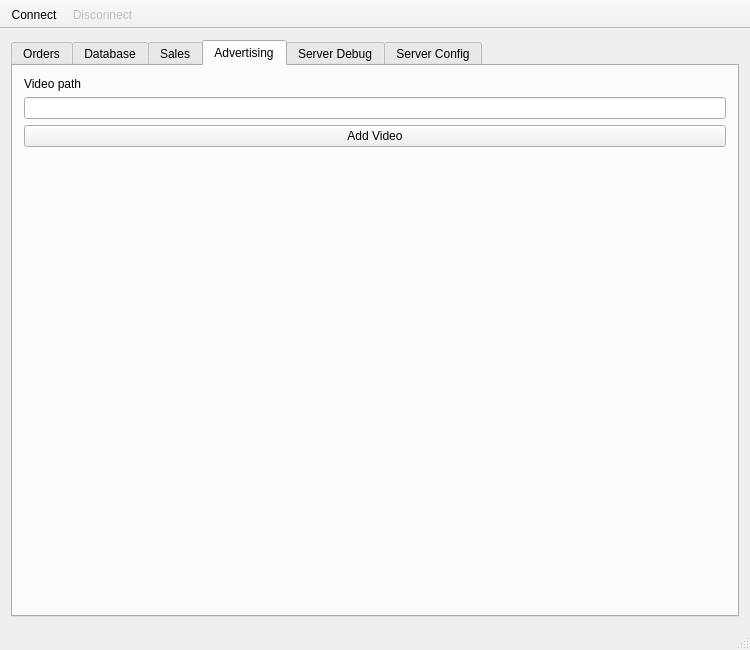
This is admin/ui/mainwindow.ui in Mateus224/rotable as Qt 5 draws it before an edit. The edited form follows.
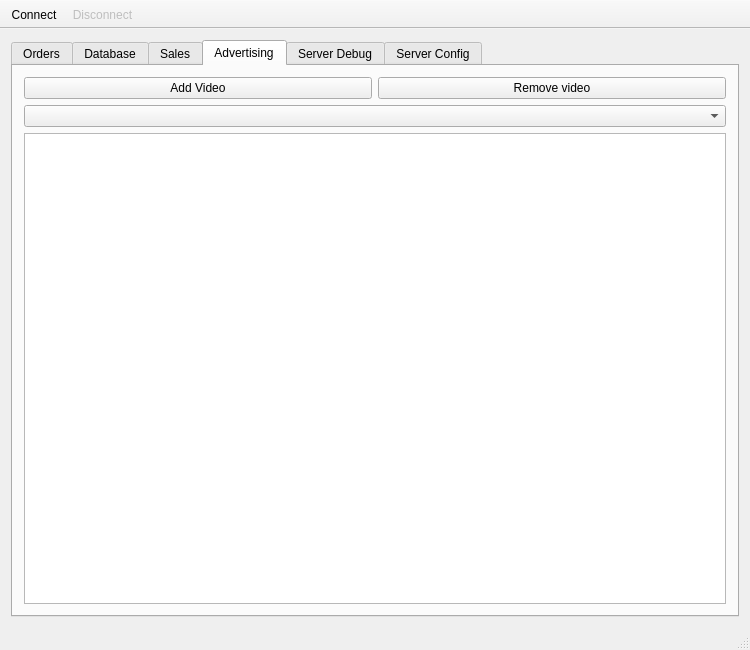
This is the edited form. Icons and pictures are not drawn. Custom widgets are drawn as their Qt base class.

Patch:
```diff
--- a/admin/ui/mainwindow.ui
+++ b/admin/ui/mainwindow.ui
@@ -456,30 +456,12 @@
        </attribute>
        <layout class="QVBoxLayout" name="verticalLayout_5">
         <item>
-         <layout class="QVBoxLayout" name="verticalLayout_8">
+         <layout class="QGridLayout" name="gridLayout_3">
           <property name="sizeConstraint">
            <enum>QLayout::SetDefaultConstraint</enum>
           </property>
-          <item>
-           <widget class="QLabel" name="label_3">
-            <property name="text">
-             <string>Video path</string>
-            </property>
-           </widget>
-          </item>
-          <item>
-           <widget class="QLineEdit" name="videoPathLineEdit_2">
-            <property name="enabled">
-             <bool>true</bool>
-            </property>
-            <property name="alignment">
-             <set>Qt::AlignLeading|Qt::AlignLeft|Qt::AlignVCenter</set>
-            </property>
-            <property name="dragEnabled">
-             <bool>true</bool>
-            </property>
-           </widget>
-          </item>
+          <item row="0" column="1">
+           <layout class="QHBoxLayout" name="horizontalLayout_5">
           <item>
            <widget class="QPushButton" name="addVideoButton">
             <property name="text">
@@ -488,17 +470,19 @@
            </widget>
           </item>
           <item>
-           <spacer name="verticalSpacer_2">
-            <property name="orientation">
-             <enum>Qt::Vertical</enum>
-            </property>
-            <property name="sizeHint" stdset="0">
-             <size>
-              <width>20</width>
-              <height>40</height>
-             </size>
-            </property>
-           </spacer>
+             <widget class="QPushButton" name="pushButton_2">
+              <property name="text">
+               <string>Remove video</string>
+              </property>
+             </widget>
+            </item>
+           </layout>
+          </item>
+          <item row="1" column="1">
+           <widget class="QComboBox" name="comboBox"/>
+          </item>
+          <item row="5" column="1">
+           <widget class="QTableWidget" name="tableWidget"/>
           </item>
          </layout>
         </item>
```
Left out of the diff: 2 changed lines with no effect on the pictures. Lines whose indentation alone changed are shown as unchanged.
